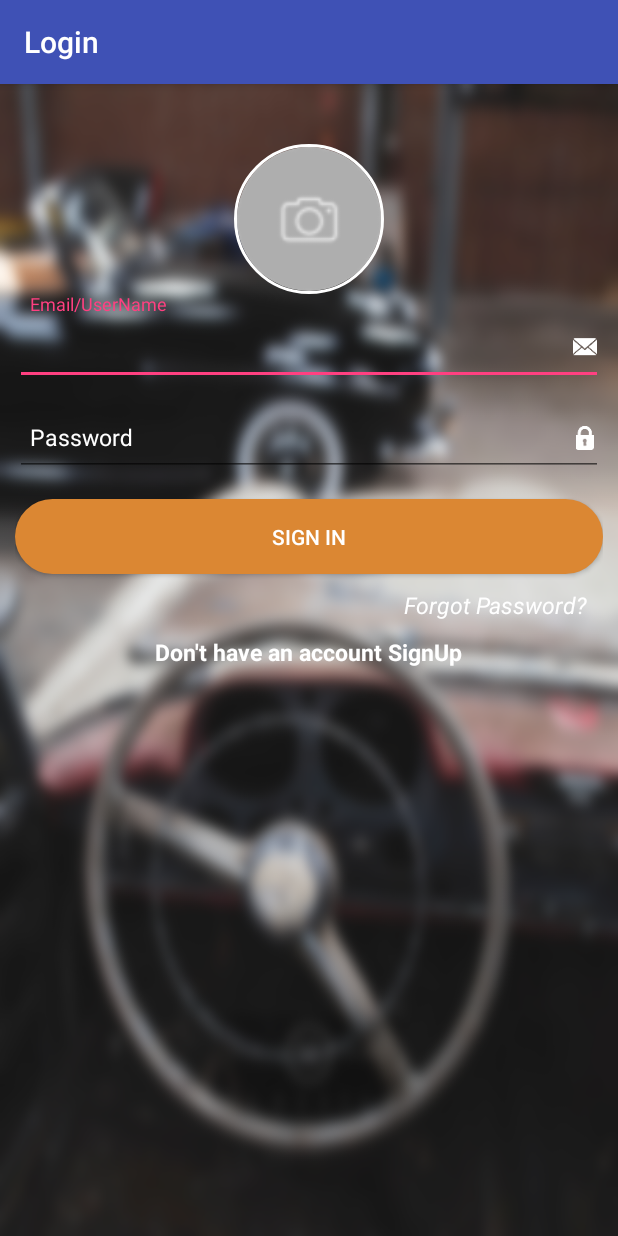
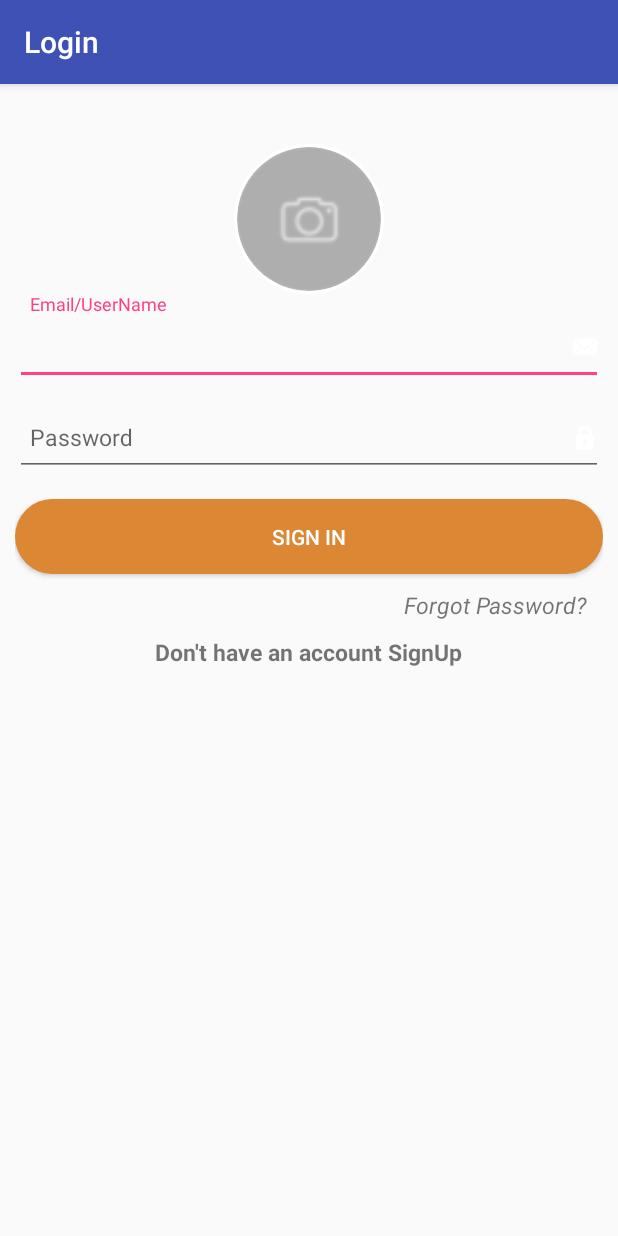
Before and after one commit to codebasepk/carcare, an Android app: the screen it shows after launch (ServiceProviderAccount), after a tap on "I AM A SERVICE PROVIDER", on a phone screen of 412 x 824 dp. Run offline under Robolectric (Android 15) with nearby library versions, the phone set to English and light mode, and no system bars; our stand-ins replace CircleImageView; libraries missing offline, so code that uses them is left out: com.nostra13.universalimageloader; 2 statements that could not run were skipped.

Commit message:
saveing data on login

```diff
--- a/app/src/main/java/com/byteshaft/carecare/WelcomeActivity.java
+++ b/app/src/main/java/com/byteshaft/carecare/WelcomeActivity.java
@@ -7,14 +7,25 @@ import android.view.View;
 import android.widget.Button;
 
 import com.byteshaft.carecare.serviceprovidersaccount.ServiceProviderAccount;
+import com.byteshaft.carecare.utils.AppGlobals;
 
 public class WelcomeActivity extends AppCompatActivity {
+
+    private static WelcomeActivity sInstance;
+
+    public static WelcomeActivity getInstance() {
+        return sInstance;
+    }
 
     @Override
     protected void onCreate(Bundle savedInstanceState) {
         super.onCreate(savedInstanceState);
+        if (AppGlobals.isLogin()) {
+            startActivity(new Intent(WelcomeActivity.this, MainActivity.class));
+            finish();
+        }
         setContentView(R.layout.activity_welcome);
-
+        sInstance = this;
         Button customerButton = findViewById(R.id.button_customer);
         Button providerButton = findViewById(R.id.button_service_provider);
 
--- a/app/src/main/java/com/byteshaft/carecare/serviceprovidersaccount/Login.java
+++ b/app/src/main/java/com/byteshaft/carecare/serviceprovidersaccount/Login.java
@@ -1,5 +1,6 @@
 package com.byteshaft.carecare.serviceprovidersaccount;
 
+import android.content.Intent;
 import android.os.Bundle;
 import android.support.annotation.NonNull;
 import android.support.annotation.Nullable;
@@ -13,7 +14,9 @@ import android.widget.Button;
 import android.widget.EditText;
 import android.widget.TextView;
 
+import com.byteshaft.carecare.MainActivity;
 import com.byteshaft.carecare.R;
+import com.byteshaft.carecare.WelcomeActivity;
 import com.byteshaft.carecare.utils.AppGlobals;
 import com.byteshaft.carecare.utils.Helpers;
 import com.byteshaft.requests.HttpRequest;
@@ -120,11 +123,45 @@ public class Login extends Fragment implements View.OnClickListener, HttpRequest
     public void onReadyStateChange(HttpRequest request, int readyState) {
         switch (readyState) {
             case HttpRequest.STATE_DONE:
-                Log.wtf("login", request.getResponseText());
                 Helpers.dismissProgressDialog();
                 switch (request.getStatus()) {
                     case HttpURLConnection.HTTP_OK:
-                        Log.wtf("login", request.getResponseText());
+                        Log.i("ON OK Code confirm", request.getResponseText());
+                        try {
+                            JSONObject jsonObject = new JSONObject(request.getResponseText());
+                            String address = jsonObject.getString(AppGlobals.KEY_ADDRESS);
+                            String contactNumber = jsonObject.getString(AppGlobals.KEY_CONTACT_NUMBER);
+                            String contactPerson = jsonObject.getString(AppGlobals.KEY_CONTACT_PERSON);
+                            String email = jsonObject.getString(AppGlobals.KEY_EMAIL);
+                            String id = jsonObject.getString(AppGlobals.KEY_USER_ID);
+                            String organizationName = jsonObject.getString(AppGlobals.KEY_ORGANIZATION_NAME);
+//                            if (jsonObject.getString(AppGlobals.KEY_SERVER_IMAGE) != null) {
+//                                String profilePhoto = jsonObject.getString(AppGlobals.KEY_SERVER_IMAGE);
+//                                AppGlobals.saveDataToSharedPreferences(AppGlobals.KEY_SERVER_IMAGE, profilePhoto);
+//                            }
+
+                            String token = jsonObject.getString(AppGlobals.KEY_TOKEN);
+                            String userName = jsonObject.getString(AppGlobals.KEY_USER_NAME);
+                            String userType = jsonObject.getString(AppGlobals.KEY_USER_TYPE);
+
+                            AppGlobals.saveDataToSharedPreferences(AppGlobals.KEY_CONTACT_NUMBER, contactNumber);
+                            AppGlobals.saveDataToSharedPreferences(AppGlobals.KEY_CONTACT_PERSON, contactPerson);
+                            AppGlobals.saveDataToSharedPreferences(AppGlobals.KEY_ADDRESS, address);
+                            AppGlobals.saveDataToSharedPreferences(AppGlobals.KEY_EMAIL, email);
+                            AppGlobals.saveDataToSharedPreferences(AppGlobals.KEY_USER_ID, id);
+                            AppGlobals.saveDataToSharedPreferences(AppGlobals.KEY_ORGANIZATION_NAME, organizationName);
+
+                            AppGlobals.saveDataToSharedPreferences(AppGlobals.KEY_TOKEN, token);
+                            AppGlobals.saveDataToSharedPreferences(AppGlobals.KEY_USER_NAME, userName);
+                            AppGlobals.saveDataToSharedPreferences(AppGlobals.KEY_USER_TYPE, userType);
+
+                            startActivity(new Intent(getContext(), MainActivity.class));
+                            ServiceProviderAccount.getInstance().finish();
+                            WelcomeActivity.getInstance().finish();
+                            AppGlobals.loginState(true);
+                        } catch (JSONException e) {
+                            e.printStackTrace();
+                        }
                         break;
                     case HttpURLConnection.HTTP_FORBIDDEN:
                         // TODO: 29/05/2018 User Not active
--- a/app/src/main/java/com/byteshaft/carecare/utils/AppGlobals.java
+++ b/app/src/main/java/com/byteshaft/carecare/utils/AppGlobals.java
@@ -25,6 +25,9 @@ public class AppGlobals extends Application {
     public static final String BASE_URL = String.format("%s/api/", SERVER_IP);
     public static final String KEY_USER_NAME = "username";
     public static final String KEY_FULL_NAME = "full_name";
+    public static final String KEY_CONTACT_NUMBER = "contact_number";
+    public static final String KEY_CONTACT_PERSON = "contact_person";
+
     public static final String KEY_ORGANIZATION_NAME = "name";
     public static final String KEY_USER_TYPE = "user_type";
     public static final String KEY_FIRST_NAME = "first_name";
--- a/app/src/main/res/layout/fragment_user_login.xml
+++ b/app/src/main/res/layout/fragment_user_login.xml
@@ -2,8 +2,7 @@
 <RelativeLayout xmlns:android="http://schemas.android.com/apk/res/android"
     android:layout_width="match_parent"
     android:layout_height="match_parent"
-    xmlns:app="http://schemas.android.com/apk/res-auto"
-    android:background="@drawable/background_image">
+    xmlns:app="http://schemas.android.com/apk/res-auto">
 
     <ScrollView
         android:layout_width="match_parent"
@@ -30,8 +29,6 @@
             <android.support.design.widget.TextInputLayout
                 android:layout_width="match_parent"
                 android:layout_height="wrap_content"
-                android:textColorHint="#FFF"
-                android:textColor="#FFF"
                 >
 
                 <EditText
@@ -42,16 +39,12 @@
                     android:hint="Email/UserName"
                     android:inputType="textEmailAddress"
                     android:paddingLeft="10sp"
-                    android:textColor="#000"
-                    android:textColorHint="#000"
                     android:textSize="15sp" />
             </android.support.design.widget.TextInputLayout>
 
             <android.support.design.widget.TextInputLayout
                 android:layout_width="match_parent"
                 android:layout_height="wrap_content"
-                android:textColorHint="#FFF"
-                android:textColor="#FFF"
                 >
 
                 <EditText
@@ -84,7 +77,6 @@
                 android:layout_marginTop="10dp"
                 android:layout_marginRight="10dp"
                 android:text="Forgot Password?"
-                android:textColor="#FFF"
                 android:textSize="15sp"
                 android:textStyle="italic" />
 
@@ -96,7 +88,6 @@
                 android:layout_gravity="center_horizontal"
                 android:text="Don't have an account SignUp"
                 android:layout_marginBottom="10dp"
-                android:textColor="#FFF"
                 android:textStyle="bold"
                 android:textSize="15sp" />
         </LinearLayout>
```
Also changed, not shown: app/src/main/java/com/byteshaft/carecare/serviceprovidersaccount/CodeConfrimation.java (+18 -5 lines).
